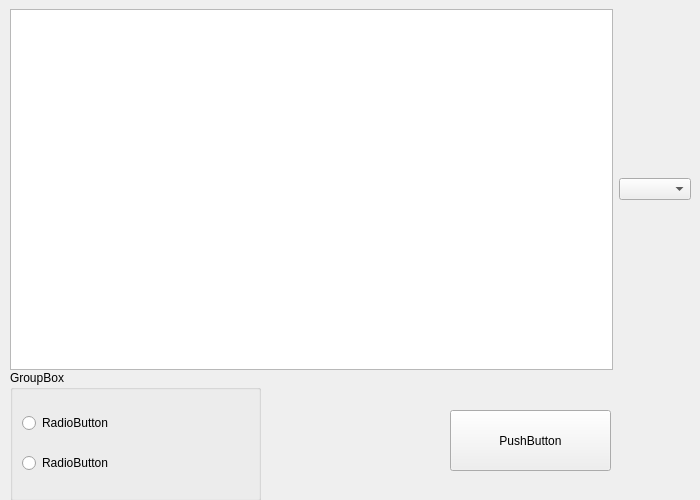
KrowFeather/Graph_Generator, file generator_ui.ui: the form before one commit.
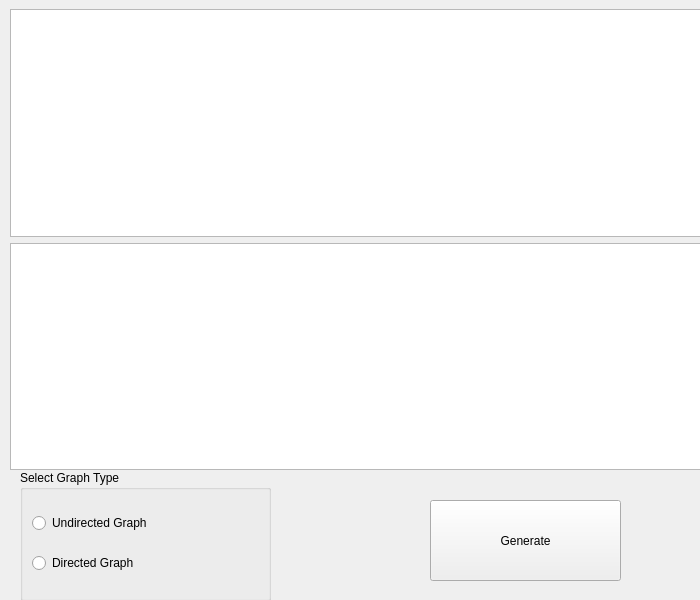
The form after the commit.

The edit to the form file:
```diff
--- a/generator_ui.ui
+++ b/generator_ui.ui
@@ -7,19 +7,19 @@
     <x>0</x>
     <y>0</y>
     <width>700</width>
-    <height>500</height>
+    <height>600</height>
    </rect>
   </property>
   <property name="minimumSize">
    <size>
     <width>700</width>
-    <height>500</height>
+    <height>600</height>
    </size>
   </property>
   <property name="maximumSize">
    <size>
     <width>700</width>
-    <height>500</height>
+    <height>600</height>
    </size>
   </property>
   <property name="windowTitle">
@@ -28,27 +28,27 @@
   <widget class="QPushButton" name="pushButton">
    <property name="geometry">
     <rect>
-     <x>450</x>
-     <y>410</y>
-     <width>161</width>
-     <height>61</height>
+     <x>430</x>
+     <y>500</y>
+     <width>191</width>
+     <height>81</height>
     </rect>
    </property>
    <property name="text">
-    <string>PushButton</string>
+    <string>Generate</string>
    </property>
   </widget>
   <widget class="QGroupBox" name="groupBox">
    <property name="geometry">
     <rect>
-     <x>10</x>
-     <y>370</y>
+     <x>20</x>
+     <y>470</y>
      <width>251</width>
      <height>131</height>
     </rect>
    </property>
    <property name="title">
-    <string>GroupBox</string>
+    <string>Select Graph Type</string>
    </property>
    <layout class="QHBoxLayout" name="horizontalLayout">
     <item>
@@ -56,14 +56,14 @@
       <item>
        <widget class="QRadioButton" name="radioButton">
         <property name="text">
-         <string>RadioButton</string>
+         <string>Undirected Graph</string>
         </property>
        </widget>
       </item>
       <item>
        <widget class="QRadioButton" name="radioButton_2">
         <property name="text">
-         <string>RadioButton</string>
+         <string>Directed Graph</string>
         </property>
        </widget>
       </item>
@@ -76,17 +76,17 @@
     <rect>
      <x>10</x>
      <y>9</y>
-     <width>681</width>
-     <height>361</height>
+     <width>691</width>
+     <height>461</height>
     </rect>
    </property>
-   <layout class="QHBoxLayout" name="horizontalLayout_2">
+   <layout class="QVBoxLayout" name="verticalLayout_2">
+    <item>
+     <widget class="QTableWidget" name="tableWidget"/>
+    </item>
     <item>
      <widget class="QGraphicsView" name="graphicsView"/>
     </item>
-    <item>
-     <widget class="QComboBox" name="comboBox"/>
-    </item>
    </layout>
   </widget>
  </widget>
```
